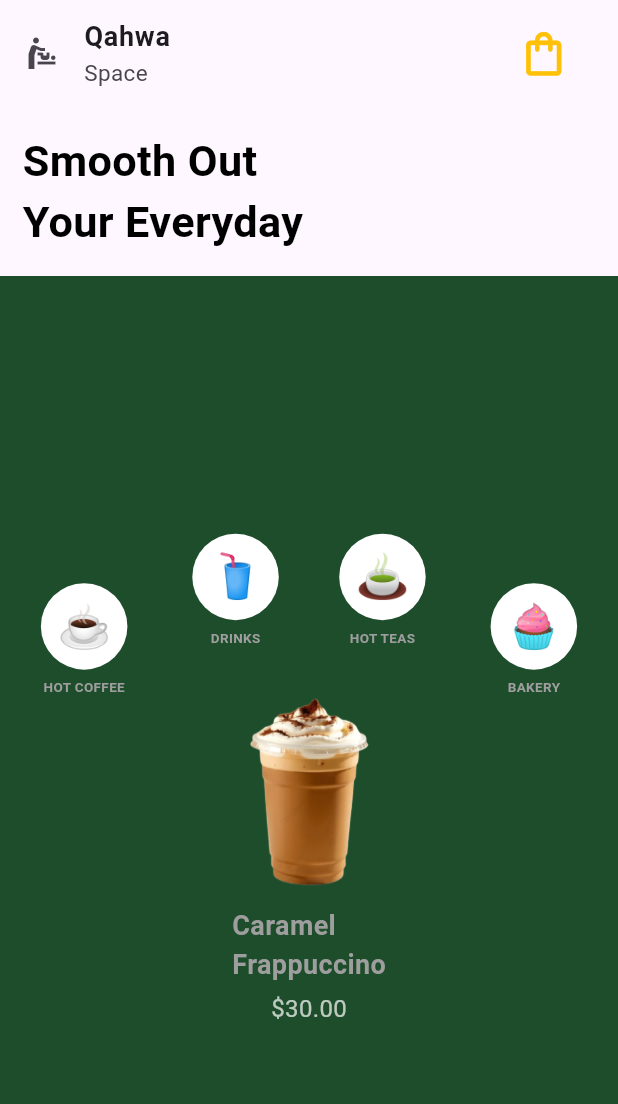
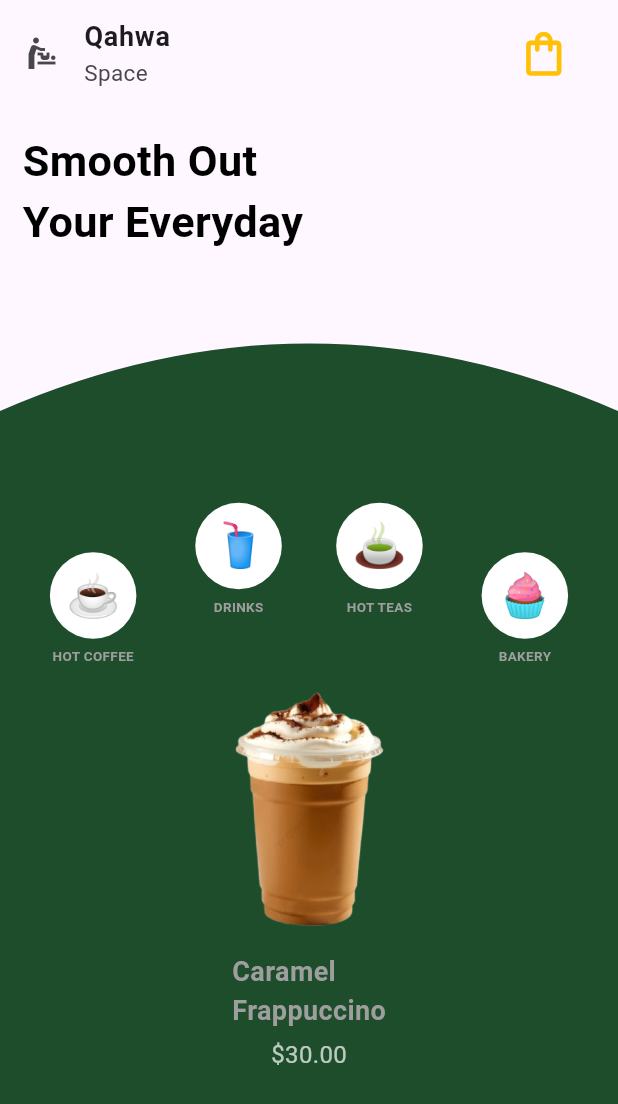
Before and after one commit to Maha6468/ui_design_1, a Flutter app: the screen it shows after launch, on a phone screen of 412 x 824 dp. Shown: the top 1104 px of the screen. Run offline on Flutter 3.47's test engine with Material 3 defaults, Android fonts, the phone set to English and light mode, and no system bars.

Commit message:
last update

```diff
--- a/lib/coffeeHomePage/all_screen/home.dart
+++ b/lib/coffeeHomePage/all_screen/home.dart
@@ -46,7 +46,7 @@ class _HomeState extends State<Home> {
 
             Flexible(
               child: ClipPath(
-                //clipper: TopCurveClipper(),
+                clipper: TopCurveClipper(),
                 child: Container(
                   //width: double.infinity,
                  //width: MediaQuery.of(context).size.width*double.infinity,    // ata worng
@@ -57,7 +57,7 @@ class _HomeState extends State<Home> {
                     mainAxisAlignment: MainAxisAlignment.center,
                     children: [
                       Padding(
-                        padding: const EdgeInsets.symmetric(horizontal: 10, vertical: 20),
+                        padding: const EdgeInsets.symmetric(horizontal: 20, vertical: 30),
                         child: Row(
                           mainAxisAlignment: MainAxisAlignment.spaceEvenly,
                           children: [
@@ -83,7 +83,7 @@ class _HomeState extends State<Home> {
 
                       Image.asset(
                         "assets/images/img.png",
-                        height: size.height * 0.20,
+                        height: size.height * 0.25,
                         fit: BoxFit.contain,
                       ),
                       const Text(
@@ -119,18 +119,12 @@ class TopCurveClipper extends CustomClipper<Path> {
   Path getClip(Size size) {
     Path path = Path();
     path.lineTo(0, 90);
-    path.quadraticBezierTo(
-      size.width / 2,
-      0,
-      size.width,
-      90,
-    );
+    path.quadraticBezierTo(size.width / 2, 0, size.width, 90,);
     path.lineTo(size.width, size.height);
     path.lineTo(0, size.height);
     path.close();
     return path;
   }
-
   @override
   bool shouldReclip(CustomClipper<Path> oldClipper) => false;
 }
```
